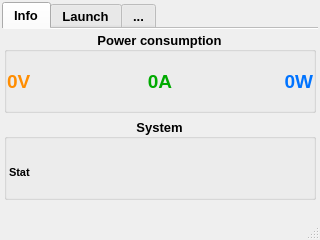
Before: the Qt Designer form main.ui in neurotoxin78/doomsday-pc, drawn with Qt 5.
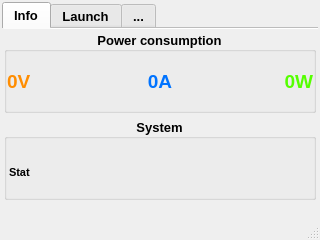
After: the same form once the commit is applied.

Diff of the .ui file:
```diff
--- a/main.ui
+++ b/main.ui
@@ -185,7 +185,7 @@
               </font>
              </property>
              <property name="styleSheet">
-              <string notr="true">color: rgb(0, 115, 255);</string>
+              <string notr="true">color: rgb(85, 255, 0);</string>
              </property>
              <property name="text">
               <string>0W</string>
@@ -204,7 +204,7 @@
               </font>
              </property>
              <property name="styleSheet">
-              <string notr="true">color: rgb(0, 170, 0);</string>
+              <string notr="true">color: rgb(0, 115, 255);</string>
              </property>
              <property name="text">
               <string>0A</string>
```
